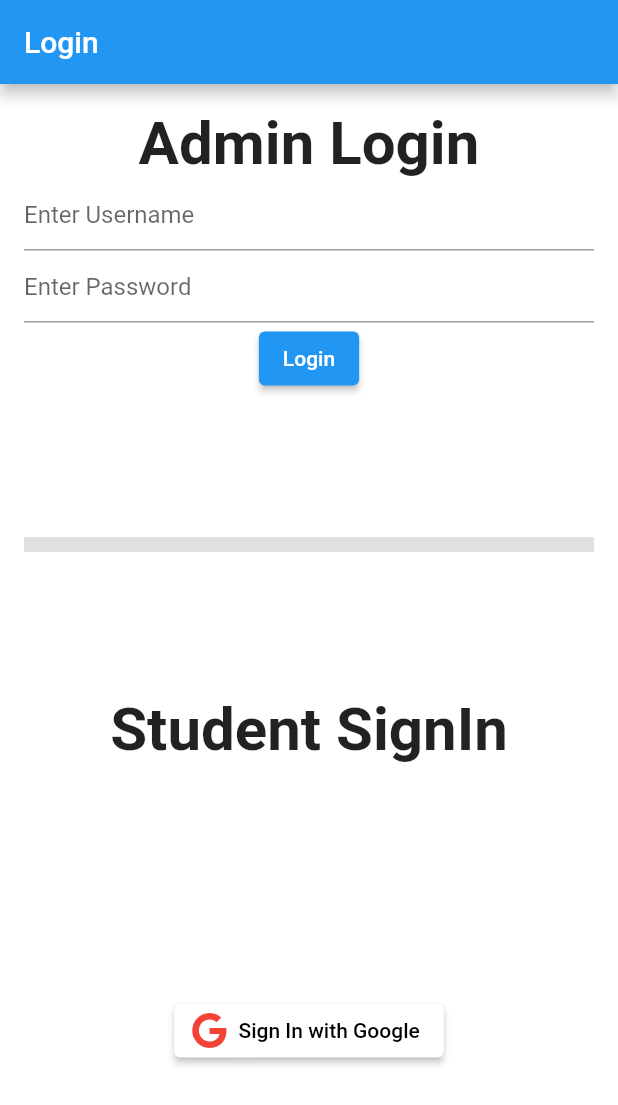
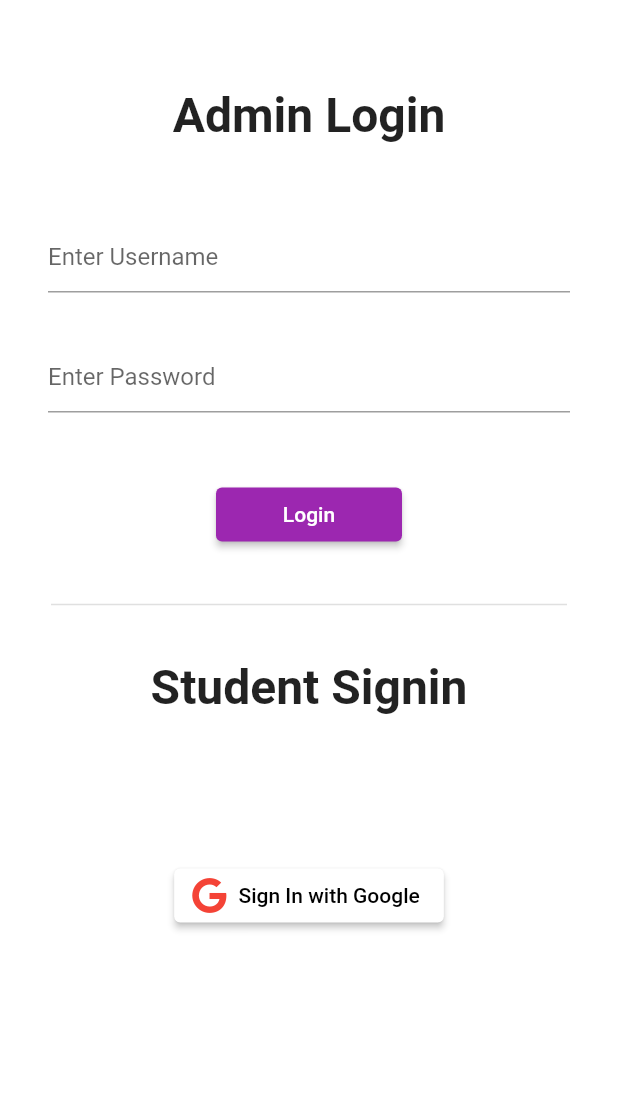
Before and after one commit to pranav3229/SUTT_TASK2, a Flutter app: the screen it shows after launch, on a phone screen of 412 x 824 dp. Shown: the top 1105 px of the screen. Run offline on Flutter 3.47's test engine with Material 2 defaults, Android fonts, the phone set to English and light mode, and no system bars; our stand-ins replace cloud_firestore, firebase_auth, firebase_core, font_awesome_flutter, google_sign_in; accounts and stored records are empty.

Commit message:
please work

```diff
--- a/lib/screens/logged_in_widget.dart
+++ b/lib/screens/logged_in_widget.dart
@@ -184,6 +184,7 @@ class LoggedInWidget extends StatelessWidget{
     // return Container();
 
     return Scaffold(
+      resizeToAvoidBottomInset: false,
       appBar: AppBar(
         title: Text('Library System'),
         centerTitle: true,
@@ -207,8 +208,9 @@ class LoggedInWidget extends StatelessWidget{
         ],
       ),
       body: Center(
+        child: SingleChildScrollView(
           child: Column(
-          mainAxisAlignment: MainAxisAlignment.center,
+            // mainAxisAlignment: MainAxisAlignment.center,
             children: [
 
               ElevatedButton(onPressed:_displayTextInputDialog, child: Text('Add Book')),
@@ -226,6 +228,7 @@ class LoggedInWidget extends StatelessWidget{
             ],
           ),
         ),
+      ),
     );
 
   }
--- a/lib/screens/loginpage.dart
+++ b/lib/screens/loginpage.dart
@@ -85,11 +85,13 @@ class _LoginPageState extends State<LoginPage> {
       child: Form(
         key: _loginInFormKey ,
         child: Scaffold(
+
           // resizeToAvoidBottomInset: false,
-          backgroundColor: Colors.white38,
-          appBar: AppBar(
-            title: Text('Login'),
-          ),
+          backgroundColor: Colors.white,
+          // appBar: AppBar(
+          //   backgroundColor: Colors.purple,
+          //   title: Text('Login'),
+          // ),
           body: Padding(
             padding: const EdgeInsets.all(16.0),
             child: SingleChildScrollView(
@@ -99,11 +101,16 @@ class _LoginPageState extends State<LoginPage> {
                 // mainAxisAlignment: MainAxisAlignment.center,
                 children: <Widget>[
 
+                  SizedBox(height:42),
+
                   Text('Admin Login',style: TextStyle(
-                    fontSize: 40,
+                    fontSize: 32,
                     fontWeight: FontWeight.bold,
                   ),),
-                  TextField(
+                  SizedBox(height:35),
+                  Padding(
+                    padding: const EdgeInsets.all(16.0),
+                    child: TextField(
                       onChanged: (value,){
                         _email= '$value@gmail.com';
                         username=_email;
@@ -112,7 +119,10 @@ class _LoginPageState extends State<LoginPage> {
                         hintText: 'Enter Username'
                       ),
                     ),
-                  TextField(
+                  ),
+                  Padding(
+                    padding: const EdgeInsets.all(16.0),
+                    child: TextField(
                       obscureText: true,
                       onChanged: (value){
                         _password=value;
@@ -121,10 +131,22 @@ class _LoginPageState extends State<LoginPage> {
                           hintText: 'Enter Password'
                       ),
                     ),
+                  ),
+                  SizedBox(
+                    height:28,
+                  ),
                   Row(
                     mainAxisAlignment: MainAxisAlignment.center,
                     children: [
                       ElevatedButton(
+
+                        style: ElevatedButton.styleFrom(
+                          fixedSize: Size(124, 36),
+
+
+                          primary: Colors.purple,
+
+                        ),
                         onPressed: (){
                           void initState() {
 
@@ -155,21 +177,22 @@ class _LoginPageState extends State<LoginPage> {
                       // ),
                     ],
                   ),
-                  SizedBox(height: 200,child:Divider(
-                    thickness: 10,
+                  SizedBox(height:28),
+                  Divider(
+                    thickness: 1,
+                    indent: 18,
+                    endIndent: 18,
                     // height: 350,
 
-                  ), ),
-                  SizedBox(height: 200,child: Text('Student SignIn',style: TextStyle(
-                    fontSize: 40,
+                  ),
+                  SizedBox(height:28),
+                  Text('Student Signin',style: TextStyle(
+                    fontSize: 32,
                     fontWeight: FontWeight.bold,
-                  ),),),
+                  ),),
+                  SizedBox(height:96),
 
 
-
-                  Row(
-                    mainAxisAlignment: MainAxisAlignment.center,
-                    children: [
                   ElevatedButton.icon(
 
                     style: ElevatedButton.styleFrom(
@@ -198,10 +221,6 @@ class _LoginPageState extends State<LoginPage> {
                     },
                     icon: FaIcon(FontAwesomeIcons.google, color: Colors.red),
                     label: Text('Sign In with Google'),
-                      ),
-
-
-                    ],
                   )
                 ]//.reversed.toList(),
               ),
--- a/lib/services/userinfo_students.dart
+++ b/lib/services/userinfo_students.dart
@@ -38,7 +38,7 @@ class _UserInformationforstudState extends State<UserInformationforstud> {
           children: snapshot.data!.docs.map((DocumentSnapshot document) {
             Map<String, dynamic> data = document.data()! as Map<String, dynamic>;
             // String docID=snapshot.data!.docs[index].id;
-            return SizedBox(height: 100,
+            return SizedBox(height: 80,
               child: Theme(
                 data: ThemeData(
                   splashColor: Colors.amber,
```
Also changed, not shown: lib/screens/logged_in_widget_students.dart (+6 -4 lines), lib/services/read_data.dart (+4 -4 lines), pubspec.lock. Lines whose indentation alone changed are shown as unchanged.
